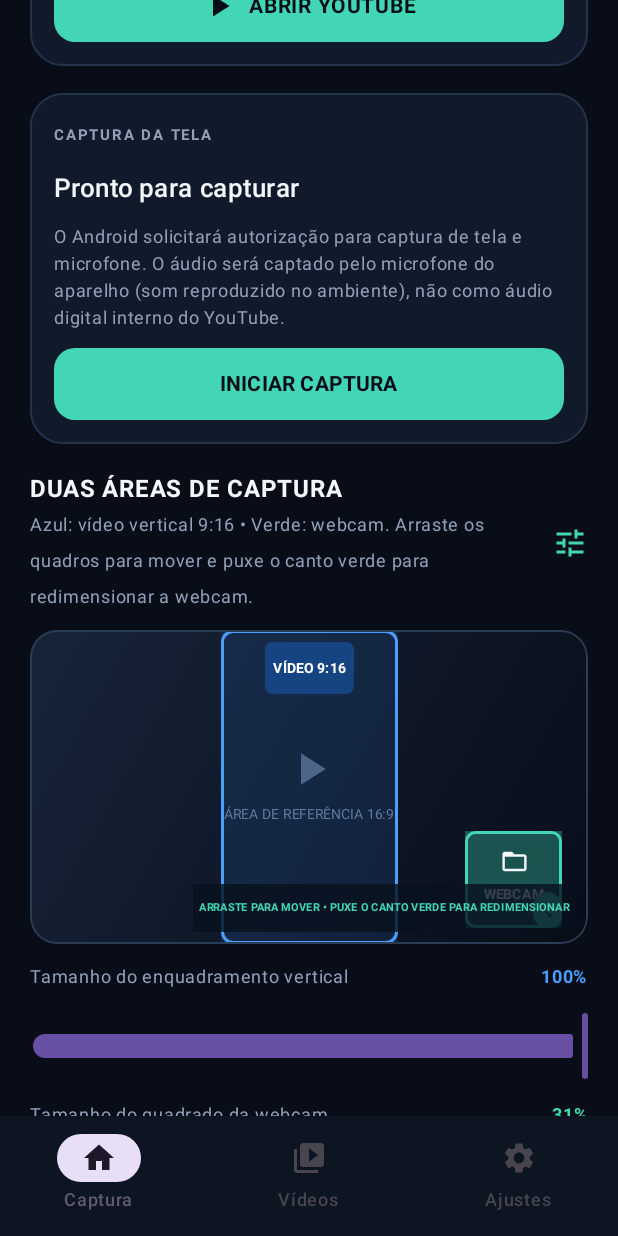
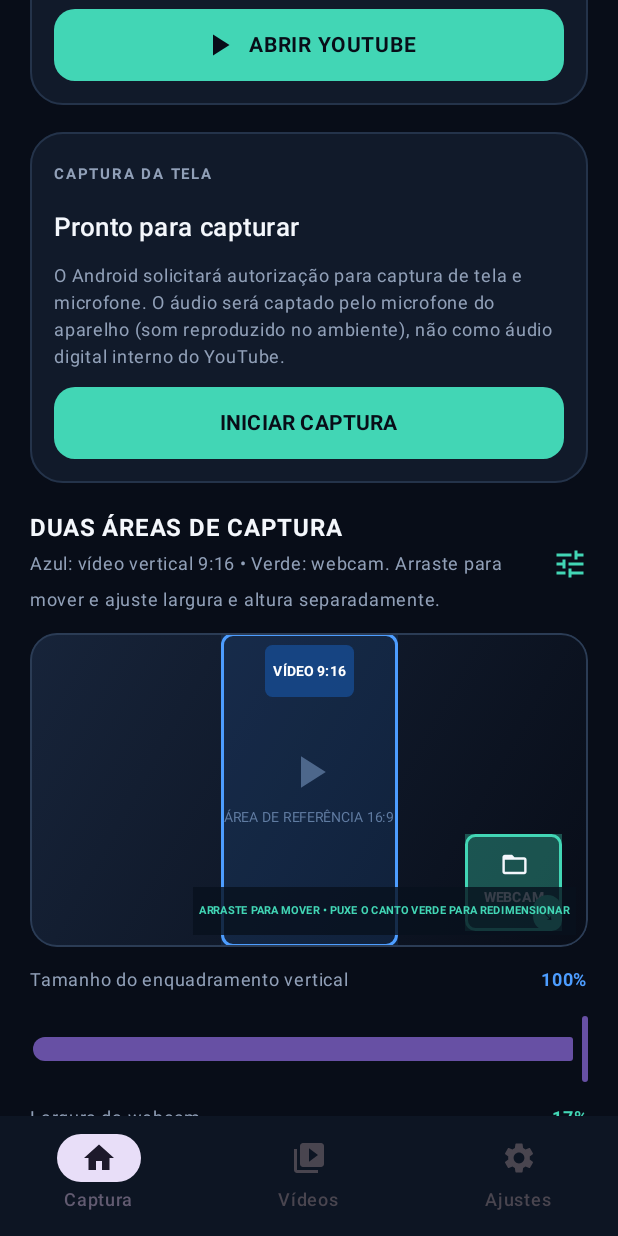
Before and after one commit to joseemanoelgonzagabandeira16-boop/SMART-RECORDER, an Android app built with Jetpack Compose: the screen it shows after launch (MainActivity), on a phone screen of 412 x 824 dp. Run offline under Robolectric (Android 15) with nearby library versions, the phone set to English and light mode, and no system bars.

Commit message:
Allow independent webcam width and height controls

```diff
--- a/app/src/main/java/com/smartteck/smartrecorder/MainActivity.kt
+++ b/app/src/main/java/com/smartteck/smartrecorder/MainActivity.kt
@@ -123,10 +123,12 @@ private fun CaptureScreen() {
     val cropPreferences = remember(context) {
         context.getSharedPreferences("smart_recorder_crop", android.content.Context.MODE_PRIVATE)
     }
+    var webcamWidth by remember(cropPreferences) {
+        mutableFloatStateOf(cropPreferences.getFloat("webcam_width", 0.174375f).coerceIn(0.04f, 0.8f))
+    }
     var webcamHeight by remember(cropPreferences) {
-        mutableFloatStateOf(cropPreferences.getFloat("webcam_height", cropPreferences.getFloat("webcam_size", 0.31f)).coerceIn(0.08f, 0.8f))
+        mutableFloatStateOf(cropPreferences.getFloat("webcam_height", cropPreferences.getFloat("webcam_size", 0.31f)).coerceIn(0.04f, 0.8f))
     }
-    val webcamWidth = webcamHeight * 9f / 16f
     val timingPreferences = remember(context) { context.getSharedPreferences("smart_recorder_timing", android.content.Context.MODE_PRIVATE) }
     var recordingMinutes by remember(timingPreferences) { mutableFloatStateOf(timingPreferences.getInt("recording_minutes", 10).toFloat().coerceIn(1f, 240f)) }
     var mainHeight by remember(cropPreferences) {
@@ -148,7 +150,8 @@ private fun CaptureScreen() {
         mutableFloatStateOf(cropPreferences.getFloat("webcam_y", 0.64f).coerceIn(0f, 1f - webcamHeight))
     }
     var regionSaved by remember(cropPreferences) {
-        mutableStateOf(cropPreferences.contains("main_x") && cropPreferences.contains("webcam_x") &&
+        mutableStateOf(cropPreferences.contains("main_x") && cropPreferences.contains("main_y") &&
+            cropPreferences.contains("main_height") && cropPreferences.contains("webcam_x") &&
             cropPreferences.contains("webcam_y") && cropPreferences.contains("webcam_width") &&
             cropPreferences.contains("webcam_height"))
     }
@@ -283,14 +286,14 @@ private fun CaptureScreen() {
                 Row(verticalAlignment = Alignment.CenterVertically) {
                     Column(Modifier.weight(1f)) {
                         Text("DUAS ÁREAS DE CAPTURA", color = TextMain, fontSize = 16.sp, fontWeight = FontWeight.Bold)
-                        Text("Azul: vídeo vertical 9:16 • Verde: webcam. Arraste os quadros para mover e puxe o canto verde para redimensionar a webcam.", color = TextMuted, fontSize = 12.sp)
+                        Text("Azul: vídeo vertical 9:16 • Verde: webcam. Arraste para mover e ajuste largura e altura separadamente.", color = TextMuted, fontSize = 12.sp)
                     }
                     Icon(Icons.Default.Tune, contentDescription = null, tint = Accent)
                 }
                 PreviewSelector(mainX, mainY, mainHeight, webcamX, webcamY, webcamWidth, webcamHeight,
                     onMainChange = { x, y -> mainX = x; mainY = y; regionSaved = false },
                     onWebcamChange = { x, y, w, h ->
-                        webcamX = x; webcamY = y; webcamHeight = h; regionSaved = false
+                        webcamX = x; webcamY = y; webcamWidth = w; webcamHeight = h; regionSaved = false
                     })
                 Row(verticalAlignment = Alignment.CenterVertically) {
                     Text("Tamanho do enquadramento vertical", color = TextMuted, fontSize = 12.sp, modifier = Modifier.weight(1f))
@@ -304,15 +307,23 @@ private fun CaptureScreen() {
                     regionSaved = false
                 }, valueRange = 0.5f..1f)
                 Row(verticalAlignment = Alignment.CenterVertically) {
-                    Text("Tamanho do quadrado da webcam", color = TextMuted, fontSize = 12.sp, modifier = Modifier.weight(1f))
+                    Text("Largura da webcam", color = TextMuted, fontSize = 12.sp, modifier = Modifier.weight(1f))
+                    Text("${(webcamWidth * 100).toInt()}%", color = Accent, fontSize = 12.sp, fontWeight = FontWeight.Bold)
+                }
+                Slider(value = webcamWidth, onValueChange = {
+                    webcamWidth = it.coerceIn(0.04f, 0.8f)
+                    webcamX = webcamX.coerceIn(0f, 1f - webcamWidth)
+                    regionSaved = false
+                }, valueRange = 0.04f..0.8f)
+                Row(verticalAlignment = Alignment.CenterVertically) {
+                    Text("Altura da webcam", color = TextMuted, fontSize = 12.sp, modifier = Modifier.weight(1f))
                     Text("${(webcamHeight * 100).toInt()}%", color = Accent, fontSize = 12.sp, fontWeight = FontWeight.Bold)
                 }
                 Slider(value = webcamHeight, onValueChange = {
-                    webcamHeight = it.coerceIn(0.08f, 0.8f)
-                    webcamX = webcamX.coerceIn(0f, 1f - webcamHeight * 9f / 16f)
+                    webcamHeight = it.coerceIn(0.04f, 0.8f)
                     webcamY = webcamY.coerceIn(0f, 1f - webcamHeight)
                     regionSaved = false
-                }, valueRange = 0.08f..0.8f)
+                }, valueRange = 0.04f..0.8f)
                 OutlinedButton(onClick = {
                     cropPreferences.edit()
                         .putFloat("main_x", mainX)
@@ -353,7 +364,7 @@ private fun CaptureScreen() {
                     OutputTile("1:1", "Webcam", Modifier.weight(1f))
                     OutputTile("9:16+", "Combinado", Modifier.weight(1f))
                 }
-                Text("O app grava diretamente as duas regiões selecionadas e gera três MP4: vídeo vertical, webcam separada e composição com a webcam sobreposta. Não é criado arquivo de tela inteira.",
+                Text("O app grava diretamente as duas regiões selecionadas e gera três MP4: vídeo vertical, webcam no tamanho escolhido e composição final. Não é criado arquivo de tela inteira.",
                     color = TextMuted, fontSize = 11.sp, lineHeight = 16.sp)
             }
         }
@@ -437,9 +448,10 @@ private fun PreviewSelector(
                         detectDragGestures { change, drag ->
                             change.consume()
                             val ph = previewHeightPx
-                            val nextHeight = (currentWebcamHeight + drag.y / ph)
-                                .coerceIn(0.08f, 0.8f)
-                            val nextWidth = nextHeight * 9f / 16f
+                            val nextWidth = (currentWebcamWidth + drag.x / previewWidthPx)
+                                .coerceIn(0.04f, 0.8f)
+                            val nextHeight = (currentWebcamHeight + drag.y / previewHeightPx)
+                                .coerceIn(0.04f, 0.8f)
                             val nextX = currentWebcamX.coerceIn(0f, 1f - nextWidth)
                             val nextY = currentWebcamY.coerceIn(0f, 1f - nextHeight)
                             onWebcamChange(nextX, nextY, nextWidth, nextHeight)
```
